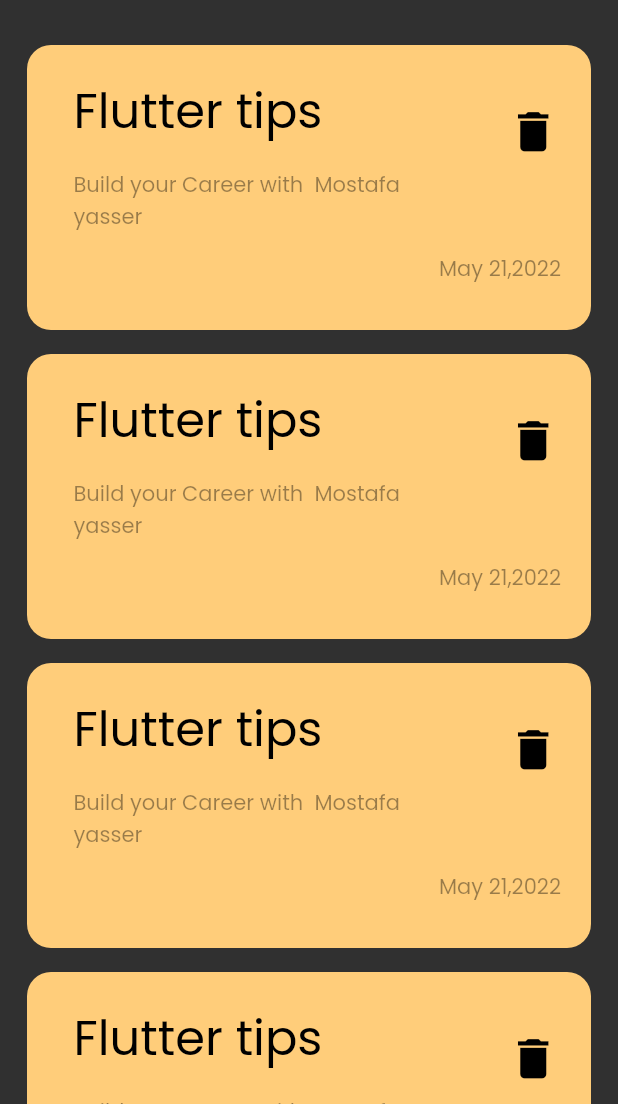
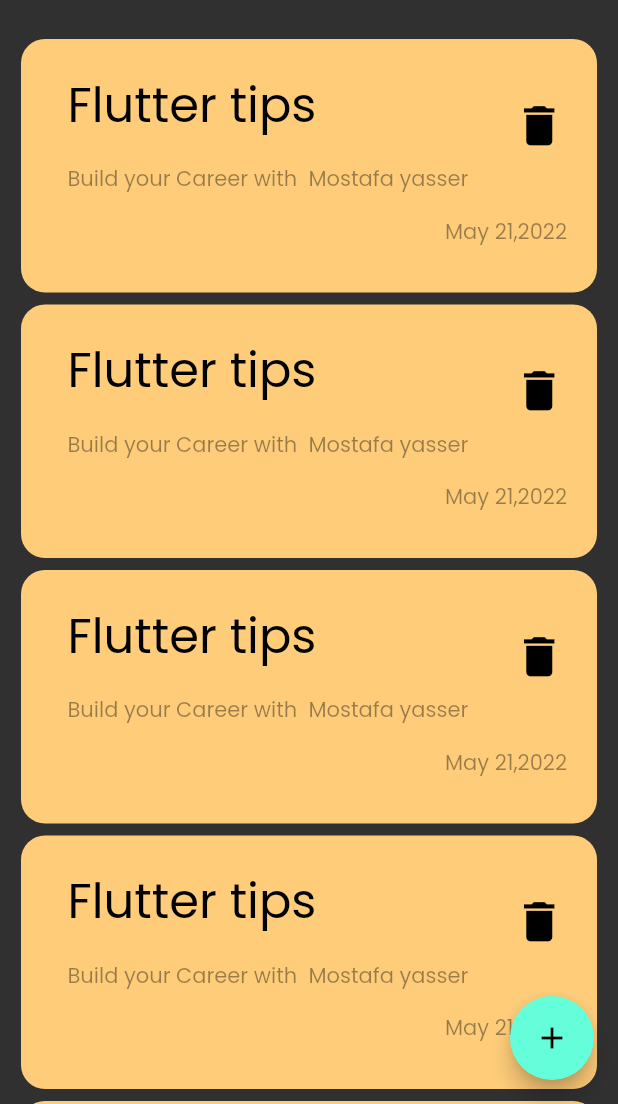
Before and after one commit to mostafa1255/note_app, a Flutter app: the screen it shows after launch, on a phone screen of 412 x 824 dp, the part 132-1236 px from its top. Run offline on Flutter 3.47's test engine with Material 2 defaults, Android fonts, the phone set to English and light mode, and no system bars.

Commit message:
add floating action button

```diff
--- a/lib/Widgets/notes_list_view.dart
+++ b/lib/Widgets/notes_list_view.dart
@@ -3,12 +3,12 @@ import 'package:note_app/Widgets/Custom_note_item.dart';
 
 class NotesListview extends StatelessWidget {
   const NotesListview({super.key});
-
+final data=const[];
   @override
   Widget build(BuildContext context) {
     return ListView.builder(itemBuilder: (context, index) {
       return Padding(
-        padding: const EdgeInsets.all(8.0),
+        padding: const EdgeInsets.all(4.0),
         child: const NotesItem(),
       );
     });
--- a/lib/view/notes_view.dart
+++ b/lib/view/notes_view.dart
@@ -9,7 +9,11 @@ class NotesView extends StatelessWidget {
   @override
   Widget build(BuildContext context) {
     return Scaffold(
-      body: NotesViewBody(),
+      floatingActionButton: FloatingActionButton(
+        onPressed: () {},
+        child: Icon(Icons.add),
+      ),
+      body: const NotesViewBody(),
     );
   }
 }
```
